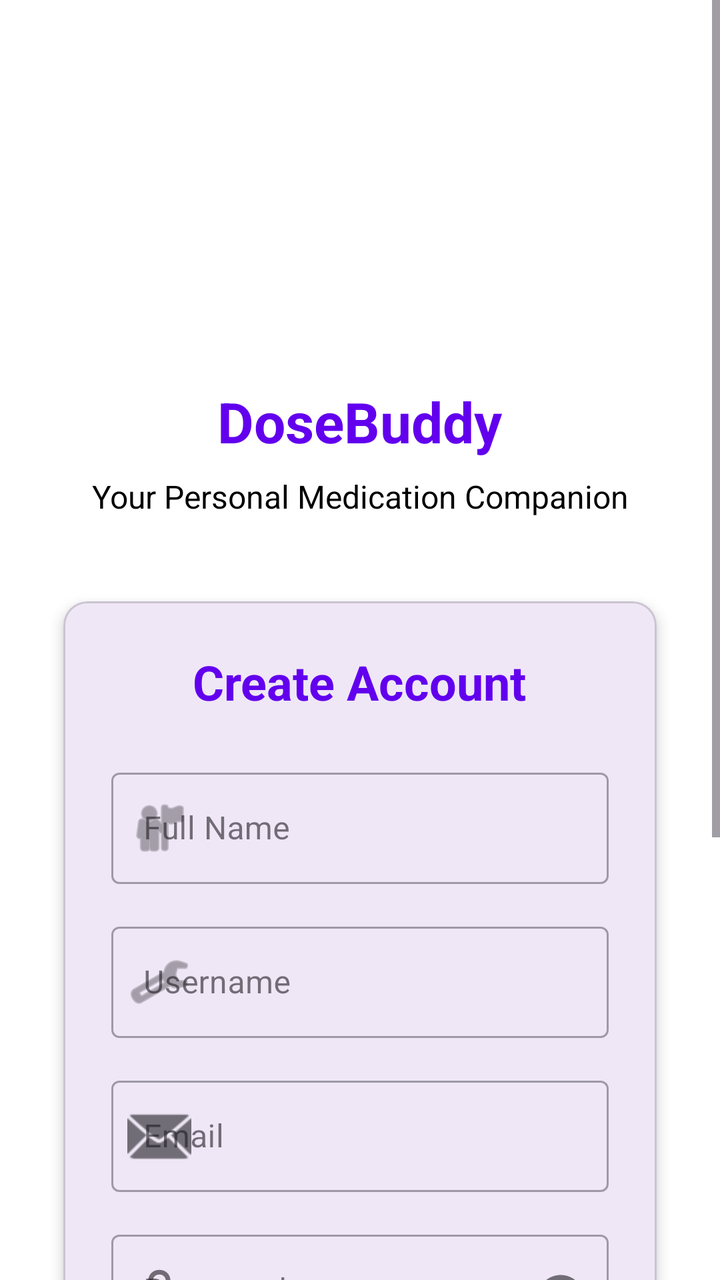
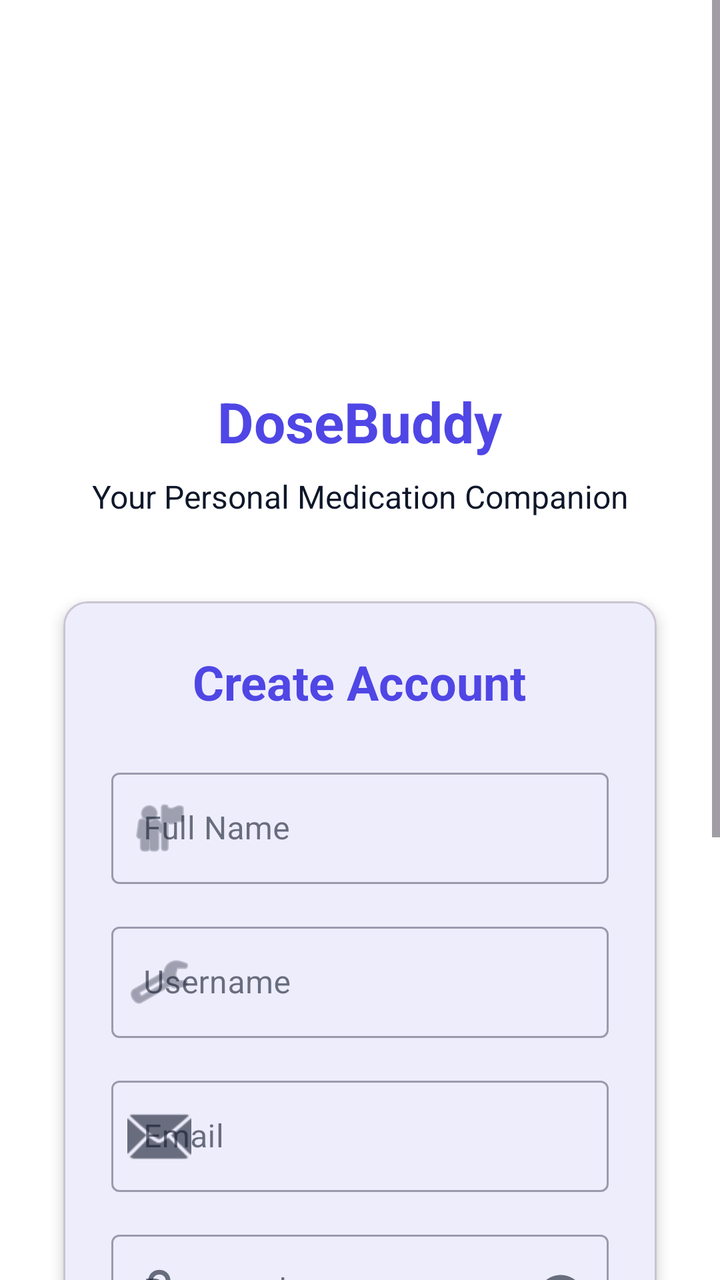

An Android layout rendered at two revisions. The XML below is the earlier revision; the diff shows what the commit changed to produce the second picture.
<!-- AndroidManifest.xml: activity theme Theme.DoseBuddy -->
<!-- res/layout/activity_register.xml -->
<?xml version="1.0" encoding="utf-8"?>
<ScrollView xmlns:android="http://schemas.android.com/apk/res/android"
    xmlns:app="http://schemas.android.com/apk/res-auto"
    xmlns:tools="http://schemas.android.com/tools"
    android:layout_width="match_parent"
    android:layout_height="match_parent"
    android:fillViewport="true"
    android:background="@color/white"
    tools:context=".RegisterActivity">

    <LinearLayout
        android:layout_width="match_parent"
        android:layout_height="wrap_content"
        android:orientation="vertical"
        android:padding="24dp"
        android:gravity="center">

        
        <ImageView
            android:id="@+id/iv_logo"
            android:layout_width="120dp"
            android:layout_height="120dp"
            android:layout_marginTop="32dp"
            android:layout_marginBottom="16dp"
            android:src="@mipmap/ic_launcher"
            android:contentDescription="@string/app_name" />

        <TextView
            android:id="@+id/tv_app_title"
            android:layout_width="wrap_content"
            android:layout_height="wrap_content"
            android:text="@string/app_name"
            android:textSize="28sp"
            android:textStyle="bold"
            android:textColor="@color/design_default_color_primary"
            android:layout_marginBottom="8dp" />

        <TextView
            android:id="@+id/tv_subtitle"
            android:layout_width="wrap_content"
            android:layout_height="wrap_content"
            android:text="@string/your_medication_companion"
            android:textSize="16sp"
            android:textColor="@color/design_default_color_on_surface"
            android:layout_marginBottom="32dp"
            android:gravity="center" />

        
        <com.google.android.material.card.MaterialCardView
            android:layout_width="match_parent"
            android:layout_height="wrap_content"
            android:layout_marginBottom="24dp"
            app:cardCornerRadius="12dp"
            app:cardElevation="4dp"
            app:cardUseCompatPadding="true">

            <LinearLayout
                android:layout_width="match_parent"
                android:layout_height="wrap_content"
                android:orientation="vertical"
                android:padding="24dp">

                <TextView
                    android:layout_width="wrap_content"
                    android:layout_height="wrap_content"
                    android:text="@string/create_account"
                    android:textSize="24sp"
                    android:textStyle="bold"
                    android:textColor="@color/design_default_color_primary"
                    android:layout_marginBottom="24dp"
                    android:gravity="center"
                    android:layout_gravity="center" />

                
                <com.google.android.material.textfield.TextInputLayout
                    android:id="@+id/til_full_name"
                    android:layout_width="match_parent"
                    android:layout_height="wrap_content"
                    android:layout_marginBottom="16dp"
                    android:hint="@string/full_name"
                    app:startIconDrawable="@android:drawable/ic_menu_myplaces"
                    app:endIconMode="clear_text"
                    style="@style/Widget.MaterialComponents.TextInputLayout.OutlinedBox">

                    <com.google.android.material.textfield.TextInputEditText
                        android:id="@+id/et_full_name"
                        android:layout_width="match_parent"
                        android:layout_height="wrap_content"
                        android:inputType="textPersonName"
                        android:maxLines="1" />

                </com.google.android.material.textfield.TextInputLayout>

                
                <com.google.android.material.textfield.TextInputLayout
                    android:id="@+id/til_username"
                    android:layout_width="match_parent"
                    android:layout_height="wrap_content"
                    android:layout_marginBottom="16dp"
                    android:hint="@string/username"
                    app:startIconDrawable="@android:drawable/ic_menu_manage"
                    app:endIconMode="clear_text"
                    style="@style/Widget.MaterialComponents.TextInputLayout.OutlinedBox">

                    <com.google.android.material.textfield.TextInputEditText
                        android:id="@+id/et_username"
                        android:layout_width="match_parent"
                        android:layout_height="wrap_content"
                        android:inputType="text"
                        android:maxLines="1" />

                </com.google.android.material.textfield.TextInputLayout>

                
                <com.google.android.material.textfield.TextInputLayout
                    android:id="@+id/til_email"
                    android:layout_width="match_parent"
                    android:layout_height="wrap_content"
                    android:layout_marginBottom="16dp"
                    android:hint="@string/email"
                    app:startIconDrawable="@android:drawable/ic_dialog_email"
                    app:endIconMode="clear_text"
                    style="@style/Widget.MaterialComponents.TextInputLayout.OutlinedBox">

                    <com.google.android.material.textfield.TextInputEditText
                        android:id="@+id/et_email"
                        android:layout_width="match_parent"
                        android:layout_height="wrap_content"
                        android:inputType="textEmailAddress"
                        android:maxLines="1" />

                </com.google.android.material.textfield.TextInputLayout>

                
                <com.google.android.material.textfield.TextInputLayout
                    android:id="@+id/til_password"
                    android:layout_width="match_parent"
                    android:layout_height="wrap_content"
                    android:layout_marginBottom="16dp"
                    android:hint="@string/password"
                    app:startIconDrawable="@android:drawable/ic_lock_lock"
                    app:endIconMode="password_toggle"
                    style="@style/Widget.MaterialComponents.TextInputLayout.OutlinedBox">

                    <com.google.android.material.textfield.TextInputEditText
                        android:id="@+id/et_password"
                        android:layout_width="match_parent"
                        android:layout_height="wrap_content"
                        android:inputType="textPassword"
                        android:maxLines="1" />

                </com.google.android.material.textfield.TextInputLayout>

                
                <com.google.android.material.textfield.TextInputLayout
                    android:id="@+id/til_confirm_password"
                    android:layout_width="match_parent"
                    android:layout_height="wrap_content"
                    android:layout_marginBottom="24dp"
                    android:hint="@string/confirm_password"
                    app:startIconDrawable="@android:drawable/ic_lock_lock"
                    app:endIconMode="password_toggle"
                    style="@style/Widget.MaterialComponents.TextInputLayout.OutlinedBox">

                    <com.google.android.material.textfield.TextInputEditText
                        android:id="@+id/et_confirm_password"
                        android:layout_width="match_parent"
                        android:layout_height="wrap_content"
                        android:inputType="textPassword"
                        android:maxLines="1" />

                </com.google.android.material.textfield.TextInputLayout>

                
                <com.google.android.material.button.MaterialButton
                    android:id="@+id/btn_register"
                    android:layout_width="match_parent"
                    android:layout_height="56dp"
                    android:text="@string/register"
                    android:textSize="16sp"
                    android:textStyle="bold"
                    app:cornerRadius="8dp"
                    style="@style/Widget.MaterialComponents.Button" />

            </LinearLayout>

        </com.google.android.material.card.MaterialCardView>

        
        <TextView
            android:id="@+id/tv_login_link"
            android:layout_width="wrap_content"
            android:layout_height="wrap_content"
            android:text="@string/already_have_account"
            android:textSize="14sp"
            android:textColor="@color/design_default_color_primary"
            android:clickable="true"
            android:focusable="true"
            android:background="?android:attr/selectableItemBackground"
            android:padding="8dp"
            android:layout_marginBottom="32dp" />

        
        <ProgressBar
            android:id="@+id/progress_bar"
            android:layout_width="wrap_content"
            android:layout_height="wrap_content"
            android:visibility="gone"
            android:layout_marginTop="16dp" />

    </LinearLayout>

</ScrollView>
<!-- resources referenced by this layout -->
<resources>
  <color name="white">#FFFFFFFF</color>
  <!-- mipmap ic_launcher (mipmap-anydpi-v26) -->
  <?xml version="1.0" encoding="utf-8"?>
  <adaptive-icon xmlns:android="http://schemas.android.com/apk/res/android">
      <background android:drawable="@color/ic_launcher_background"/>
      <foreground android:drawable="@mipmap/ic_launcher_foreground"/>
  </adaptive-icon>
  <string name="already_have_account">Already have an account? Login</string>
  <string name="app_name">DoseBuddy</string>
  <string name="confirm_password">Confirm Password</string>
  <string name="create_account">Create Account</string>
  <string name="email">Email</string>
  <string name="full_name">Full Name</string>
  <string name="password">Password</string>
  <string name="register">Register</string>
  <string name="username">Username</string>
  <string name="your_medication_companion">Your Personal Medication Companion</string>
  <style name="Theme.DoseBuddy" parent="Base.Theme.DoseBuddy" />
  <color name="ic_launcher_background">#000000</color>
  <style name="Base.Theme.DoseBuddy" parent="Theme.Material3.DayNight.NoActionBar">
          
          
      </style>
</resources>

<!-- the commit's change to res/layout/activity_register.xml (unified diff, before → after) -->
@@ -5,7 +5,7 @@
     android:layout_width="match_parent"
     android:layout_height="match_parent"
     android:fillViewport="true"
-    android:background="@color/white"
+    android:background="?attr/colorSurface"
     tools:context=".RegisterActivity">
 
     <LinearLayout
@@ -32,7 +32,7 @@
             android:text="@string/app_name"
             android:textSize="28sp"
             android:textStyle="bold"
-            android:textColor="@color/design_default_color_primary"
+            android:textColor="?attr/colorPrimary"
             android:layout_marginBottom="8dp" />
 
         <TextView
@@ -41,7 +41,7 @@
             android:layout_height="wrap_content"
             android:text="@string/your_medication_companion"
             android:textSize="16sp"
-            android:textColor="@color/design_default_color_on_surface"
+            android:textColor="?attr/colorOnSurface"
             android:layout_marginBottom="32dp"
             android:gravity="center" />
 
@@ -66,7 +66,7 @@
                     android:text="@string/create_account"
                     android:textSize="24sp"
                     android:textStyle="bold"
-                    android:textColor="@color/design_default_color_primary"
+                    android:textColor="?attr/colorPrimary"
                     android:layout_marginBottom="24dp"
                     android:gravity="center"
                     android:layout_gravity="center" />
@@ -193,7 +193,7 @@
             android:layout_height="wrap_content"
             android:text="@string/already_have_account"
             android:textSize="14sp"
-            android:textColor="@color/design_default_color_primary"
+            android:textColor="?attr/colorPrimary"
             android:clickable="true"
             android:focusable="true"
             android:background="?android:attr/selectableItemBackground"
<!-- resource entries referenced after the edit -->
@@ -1,6 +1,5 @@
 <!-- resources referenced by this layout -->
 <resources>
-  <color name="white">#FFFFFFFF</color>
   <!-- mipmap ic_launcher (mipmap-anydpi-v26) -->
   <?xml version="1.0" encoding="utf-8"?>
   <adaptive-icon xmlns:android="http://schemas.android.com/apk/res/android">
@@ -21,7 +20,50 @@
   <color name="ic_launcher_background">#000000</color>
   <style name="Base.Theme.DoseBuddy" parent="Theme.Material3.DayNight.NoActionBar">
           
+          <item name="colorPrimary">@color/md_theme_light_primary</item>
+          <item name="colorOnPrimary">@color/md_theme_light_onPrimary</item>
+          <item name="colorPrimaryContainer">@color/md_theme_light_primaryContainer</item>
+          <item name="colorOnPrimaryContainer">@color/md_theme_light_onPrimaryContainer</item>
+  
+          <item name="colorSecondary">@color/md_theme_light_secondary</item>
+          <item name="colorOnSecondary">@color/md_theme_light_onSecondary</item>
+          <item name="colorSecondaryContainer">@color/md_theme_light_secondaryContainer</item>
+          <item name="colorOnSecondaryContainer">@color/md_theme_light_onSecondaryContainer</item>
+  
+          <item name="colorTertiary">@color/md_theme_light_tertiary</item>
+          <item name="colorOnTertiary">@color/md_theme_light_onTertiary</item>
+  
+          <item name="colorError">@color/md_theme_light_error</item>
+          <item name="colorOnError">@color/md_theme_light_onError</item>
+  
+          <item name="android:windowBackground">@color/md_theme_light_background</item>
+          <item name="colorSurface">@color/md_theme_light_surface</item>
+          <item name="colorOnSurface">@color/md_theme_light_onSurface</item>
+          <item name="colorSurfaceVariant">@color/md_theme_light_surfaceVariant</item>
+          <item name="colorOnSurfaceVariant">@color/md_theme_light_onSurfaceVariant</item>
+          <item name="colorOutline">@color/md_theme_light_outline</item>
+  
           
+          <item name="android:statusBarColor">?attr/colorPrimary</item>
+          <item name="android:windowLightStatusBar" tools:targetApi="m">false</item>
       </style>
+  <color name="md_theme_light_primary">#4F46E5</color>
+  <color name="md_theme_light_onPrimary">#FFFFFF</color>
+  <color name="md_theme_light_primaryContainer">#E0E7FF</color>
+  <color name="md_theme_light_onPrimaryContainer">#312E81</color>
+  <color name="md_theme_light_secondary">#0D9488</color>
+  <color name="md_theme_light_onSecondary">#FFFFFF</color>
+  <color name="md_theme_light_secondaryContainer">#CCFBF1</color>
+  <color name="md_theme_light_onSecondaryContainer">#134E4A</color>
+  <color name="md_theme_light_tertiary">#7C3AED</color>
+  <color name="md_theme_light_onTertiary">#FFFFFF</color>
+  <color name="md_theme_light_error">#EF4444</color>
+  <color name="md_theme_light_onError">#FFFFFF</color>
+  <color name="md_theme_light_background">#F8FAFC</color>
+  <color name="md_theme_light_surface">#FFFFFF</color>
+  <color name="md_theme_light_onSurface">#0F172A</color>
+  <color name="md_theme_light_surfaceVariant">#F1F5F9</color>
+  <color name="md_theme_light_onSurfaceVariant">#475569</color>
+  <color name="md_theme_light_outline">#CBD5E1</color>
 </resources>
 
